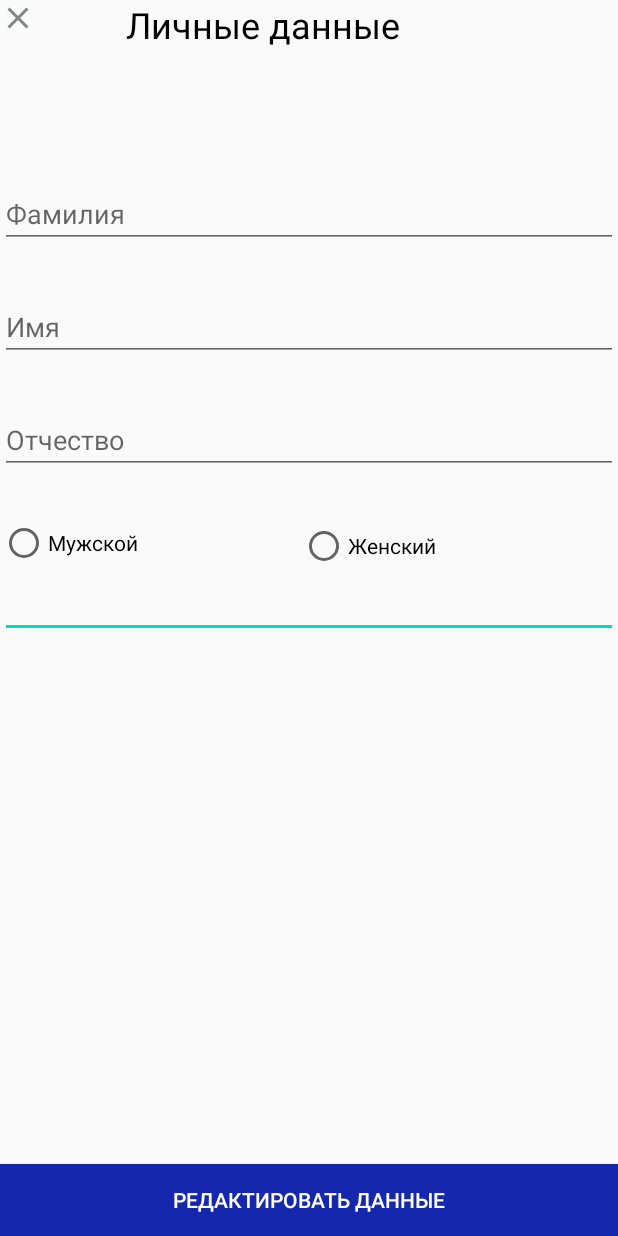
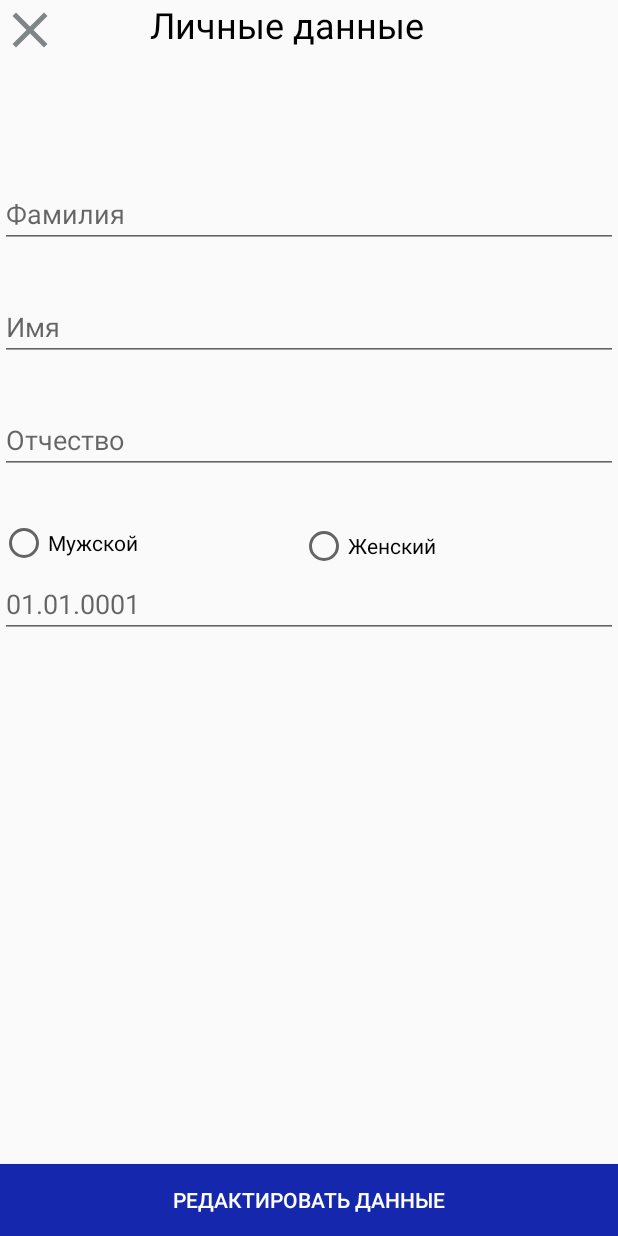
Before and after one commit to mn6kv/My_Application_On_Learning, an Android app: the ProfileActivity screen opened directly, with no data from a screen before it, after a tap on "РЕДАКТИРОВАТЬ ДАННЫЕ", on a phone screen of 412 x 824 dp. Run offline under Robolectric (Android 15) with nearby library versions, the phone set to English and light mode, and no system bars.

Commit message:
edittext birthdate added, btn edit profile stylized, duplicate code removed

```diff
--- a/app/src/main/java/com/example/myapplication/ProfileActivity.kt
+++ b/app/src/main/java/com/example/myapplication/ProfileActivity.kt
@@ -13,6 +13,8 @@ class ProfileActivity : AppCompatActivity() {
     private lateinit var edtSecName: EditText
     private lateinit var edtName: EditText
     private lateinit var edtOtchestvo: EditText
+    private lateinit var edtBirthfate: EditText
+    private var flagBtnEditProfile: Boolean = false
 //    private lateinit var btnProfileEdit: EditText
 
     override fun onCreate(savedInstanceState: Bundle?) {
@@ -27,33 +29,33 @@ class ProfileActivity : AppCompatActivity() {
 
         val intent = Intent(this, MainActivity::class.java)
 
-        /*toolbar?.apply {
+/*        toolbar?.apply {
             setNavigationIcon(R.drawable.ic_baseline_clear_24)
             setNavigationOnClickListener{
                 startActivity(intent)
             }
         }*/
 
-        edtSecName = findViewById<EditText>(R.id.edtSecondName)
-        edtName = findViewById<EditText>(R.id.edtName)
-        edtOtchestvo = findViewById<EditText>(R.id.edtOtchestvo)
+        edtSecName = findViewById(R.id.edtSecondName)
+        edtName = findViewById(R.id.edtName)
+        edtOtchestvo = findViewById(R.id.edtOtchestvo)
+        edtBirthfate = findViewById(R.id.edtBirthdate)
 
         rbMale = findViewById(R.id.rbMale)
         rbFemale = findViewById(R.id.rbFemale)
 
-        block(edtSecName)
-        block(edtName)
-        block(edtOtchestvo)
-        block(rbMale)
-        block(rbFemale)
+        blockAll()
 
         val btnProfileEdit = findViewById<Button>(R.id.btnProfileEdit)
         btnProfileEdit.setOnClickListener{
-            unlock(edtSecName)
-            unlock(edtName)
-            unlock(edtOtchestvo)
-            unlock(rbMale)
-            unlock(rbFemale)
+            if (!flagBtnEditProfile) {
+                unlockAll()
+                flagBtnEditProfile = true
+            }
+            else {
+                blockAll()
+                flagBtnEditProfile = false
+            }
         }
 
         val btnProfileBack = findViewById<ImageButton>(R.id.btnProfileBack)
@@ -63,25 +65,43 @@ class ProfileActivity : AppCompatActivity() {
         }
     }
 
-    fun block(edt: EditText) {
+    private fun block(edt: EditText) {
         edt.isFocusable = false
         edt.isLongClickable = false
     }
 
-    fun unlock(edt: EditText) {
+    private fun unlock(edt: EditText) {
         edt.isFocusable = true
         edt.isLongClickable = true
         edt.isFocusableInTouchMode = true
     }
 
-    fun block(rb: RadioButton) {
+    private fun block(rb: RadioButton) {
         rb.isEnabled = false
         rb.isClickable = false
     }
 
-    fun unlock(rb: RadioButton) {
+    private fun unlock(rb: RadioButton) {
         rb.isEnabled = true
         rb.isClickable = true
+    }
+
+    fun blockAll() {
+        block(edtSecName)
+        block(edtName)
+        block(edtOtchestvo)
+        block(rbMale)
+        block(rbFemale)
+        block(edtBirthfate)
+    }
+
+    fun unlockAll() {
+        unlock(edtSecName)
+        unlock(edtName)
+        unlock(edtOtchestvo)
+        unlock(rbMale)
+        unlock(rbFemale)
+        unlock(edtBirthfate)
     }
 
 /*    override fun onCheckedChanged(btn: CompoundButton, ischecked: Boolean) {
--- /dev/null
+++ b/app/src/main/res/drawable/btn_classic.xml
@@ -0,0 +1,14 @@
+<?xml version="1.0" encoding="utf-8"?>
+<selector xmlns:android="http://schemas.android.com/apk/res/android">
+    <item android:state_pressed="false">
+        <shape android:shape="rectangle">
+            <solid android:color="@color/colorPrimaryDark"/>
+        </shape>
+    </item>
+
+    <item android:state_pressed="true">
+        <shape android:shape="rectangle">
+            <solid android:color="#0D1868"/>
+        </shape>
+    </item>
+</selector>
--- a/app/src/main/res/layout/activity_profile.xml
+++ b/app/src/main/res/layout/activity_profile.xml
@@ -13,8 +13,8 @@
 
     <ImageButton
         android:id="@+id/btnProfileBack"
-        android:layout_width="wrap_content"
-        android:layout_height="wrap_content"
+        android:layout_width="40dp"
+        android:layout_height="40dp"
         android:layout_alignBottom="@+id/tvUsersName"
         android:background="@drawable/ic_baseline_clear_24"
         app:layout_constraintStart_toStartOf="parent"
@@ -42,6 +42,7 @@
         app:layout_constraintStart_toStartOf="parent"
         app:layout_constraintTop_toTopOf="parent"
         android:inputType="textPersonName"
+        android:textColorHighlight="#000"
         />
 
     <EditText
@@ -92,10 +93,13 @@
     </RadioGroup>
 
     <EditText
+        android:id="@+id/edtBirthdate"
         android:layout_width="match_parent"
         android:layout_height="wrap_content"
         app:layout_constraintTop_toBottomOf="@+id/rgMF"
         app:layout_constraintStart_toStartOf="parent"
+        android:inputType="date"
+        android:hint="01.01.0001"
         />
 
     <Button
@@ -106,7 +110,7 @@
         android:textColor="#fff"
         app:layout_constraintBottom_toBottomOf="parent"
         app:layout_constraintStart_toStartOf="parent"
-        android:background="@color/colorPrimaryDark"
+        android:background="@drawable/btn_classic"
         />
 
 </androidx.constraintlayout.widget.ConstraintLayout>
```
